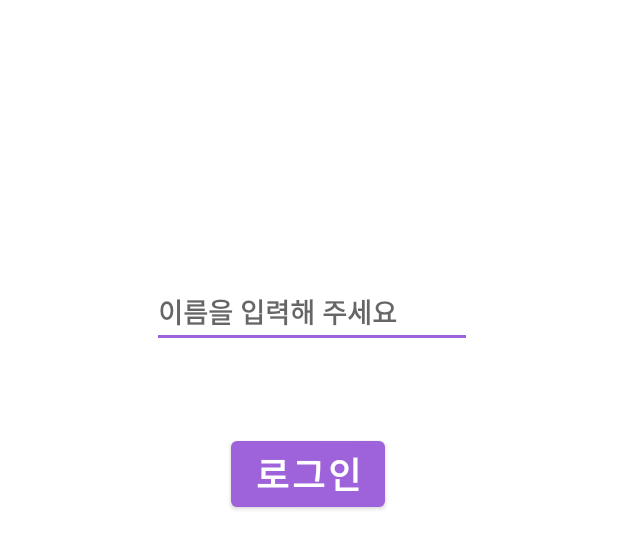
After one commit to junhoflow/Studyapp-Sweenov, an Android app: the layout activity_login_with_name.xml on its own in the app's theme, with its tools: preview values and no code run, on a phone screen of 412 x 824 dp. The commit adds this screen. Shown: the top 549 px of the screen. Run offline under Robolectric (Android 15) with nearby library versions, the phone set to English and light mode, and no system bars.

Commit message:
2021-02-03 파이어베이스 연결

```diff
--- a/app/build.gradle
+++ b/app/build.gradle
@@ -3,6 +3,7 @@ plugins {
     id 'kotlin-android'
     id 'kotlin-android-extensions'
     id 'androidx.navigation.safeargs'
+    id 'com.google.gms.google-services'
 }
 
 apply plugin: 'kotlin-android'
@@ -55,6 +56,7 @@ dependencies {
     implementation 'androidx.navigation:navigation-fragment-ktx:2.3.2'
     implementation 'androidx.navigation:navigation-ui-ktx:2.3.2'
     implementation 'androidx.legacy:legacy-support-v4:1.0.0'
+    implementation 'com.google.firebase:firebase-database:19.6.0'
     testImplementation 'junit:junit:4.+'
     androidTestImplementation 'androidx.test.ext:junit:1.1.2'
     androidTestImplementation 'androidx.test.espresso:espresso-core:3.3.0'
--- a/app/src/main/java/com/example/sweenov/MainActivity.kt
+++ b/app/src/main/java/com/example/sweenov/MainActivity.kt
@@ -8,8 +8,8 @@ import androidx.navigation.ui.AppBarConfiguration
 import androidx.navigation.ui.setupActionBarWithNavController
 import androidx.navigation.ui.setupWithNavController
 import androidx.recyclerview.widget.LinearLayoutManager
-import com.example.sweenov.ui.dashboard.ProfileAdapter
-import com.example.sweenov.ui.dashboard.Profiles
+import com.example.sweenov.ui.dashboard.TaskAdapter
+import com.example.sweenov.ui.dashboard.Tasks
 import kotlinx.android.synthetic.main.fragment_dashboard.*
 
 
--- a/app/src/main/java/com/example/sweenov/ui/dashboard/Profiles.kt
+++ /dev/null
@@ -1,3 +0,0 @@
-package com.example.sweenov.ui.dashboard
-
-class Profiles( var subjectname: String, var assignmentname: String, var deadline: String)
--- /dev/null
+++ b/app/src/main/java/com/example/sweenov/ui/dashboard/Tasks.kt
@@ -0,0 +1,3 @@
+package com.example.sweenov.ui.dashboard
+
+class Tasks( var subjectName: String = " hi", var assignmentName: String = " ", var deadLine: String = " ", var closingTime : String = " ", var userName : String= "")
--- /dev/null
+++ b/app/src/main/res/layout/activity_login_with_name.xml
@@ -0,0 +1,44 @@
+<?xml version="1.0" encoding="utf-8"?>
+<androidx.constraintlayout.widget.ConstraintLayout xmlns:android="http://schemas.android.com/apk/res/android"
+    xmlns:app="http://schemas.android.com/apk/res-auto"
+    xmlns:tools="http://schemas.android.com/tools"
+    android:layout_width="match_parent"
+    android:layout_height="match_parent"
+    tools:context=".loginWithName">
+
+    <EditText
+        android:id="@+id/editTextTextPersonName"
+        android:layout_width="wrap_content"
+        android:layout_height="wrap_content"
+        android:layout_marginStart="101dp"
+        android:layout_marginLeft="101dp"
+        android:layout_marginTop="184dp"
+        android:layout_marginEnd="100dp"
+        android:layout_marginRight="100dp"
+        android:ems="10"
+        android:hint="이름을 입력해 주세요"
+        android:inputType="textPersonName"
+        android:textColor="#FFFFFF"
+        android:textStyle="bold"
+        app:layout_constraintEnd_toEndOf="parent"
+        app:layout_constraintHorizontal_bias="0.0"
+        app:layout_constraintStart_toStartOf="parent"
+        app:layout_constraintTop_toTopOf="parent" />
+
+    <Button
+        android:id="@+id/buttonForLogin"
+        android:layout_width="wrap_content"
+        android:layout_height="wrap_content"
+        android:layout_marginStart="161dp"
+        android:layout_marginLeft="161dp"
+        android:layout_marginTop="56dp"
+        android:layout_marginEnd="162dp"
+        android:layout_marginRight="162dp"
+        android:text="로그인"
+        android:textSize="24sp"
+        android:textStyle="bold"
+        app:layout_constraintEnd_toEndOf="parent"
+        app:layout_constraintHorizontal_bias="0.529"
+        app:layout_constraintStart_toStartOf="parent"
+        app:layout_constraintTop_toBottomOf="@+id/editTextTextPersonName" />
+</androidx.constraintlayout.widget.ConstraintLayout>
--- a/app/src/main/res/layout/list_item.xml
+++ b/app/src/main/res/layout/list_item.xml
@@ -4,7 +4,7 @@
     xmlns:tools="http://schemas.android.com/tools"
     android:layout_width="match_parent"
     android:layout_height="50dp"
-    android:background="#9E62DA">
+    android:background="#FFFFFF">
 
     <androidx.constraintlayout.widget.ConstraintLayout
         android:layout_width="match_parent"
--- a/build.gradle
+++ b/build.gradle
@@ -8,6 +8,7 @@ buildscript {
     dependencies {
         classpath "com.android.tools.build:gradle:4.1.1"
         classpath "org.jetbrains.kotlin:kotlin-gradle-plugin:$kotlin_version"
+        classpath 'com.google.gms:google-services:4.3.5'
         def nav_version = "2.3.0-alpha04"
         classpath "androidx.navigation:navigation-safe-args-gradle-plugin:$nav_version"
         classpath "org.jetbrains.kotlin:kotlin-android-extensions:$kotlin_version"
```
Also changed, not shown: app/src/main/AndroidManifest.xml (+10 -5 lines), app/src/main/java/com/example/sweenov/AdditionFragment.kt (+23 -0 lines), app/src/main/java/com/example/sweenov/App.kt (added, +24 -0 lines), app/src/main/java/com/example/sweenov/loginWithName.kt (added, +18 -0 lines), app/src/main/java/com/example/sweenov/ui/dashboard/DashboardFragment.kt (+102 -124 lines), app/src/main/java/com/example/sweenov/ui/dashboard/TaskAdapter.kt (renamed from app/src/main/java/com/example/sweenov/ui/dashboard/ProfileAdapter.kt, +5 -5 lines), app/src/main/res/layout/fragment_dashboard.xml (+93 -91 lines), 1 other file.
